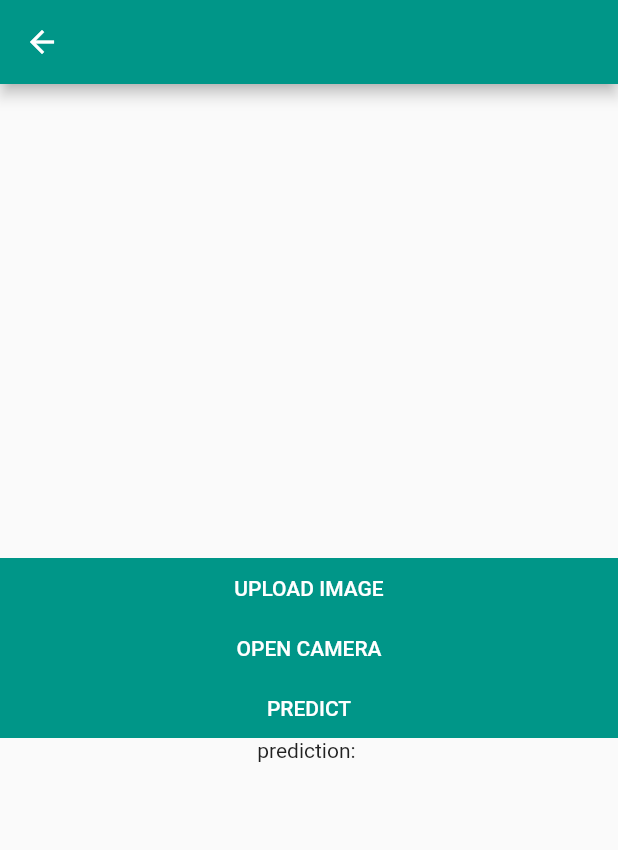
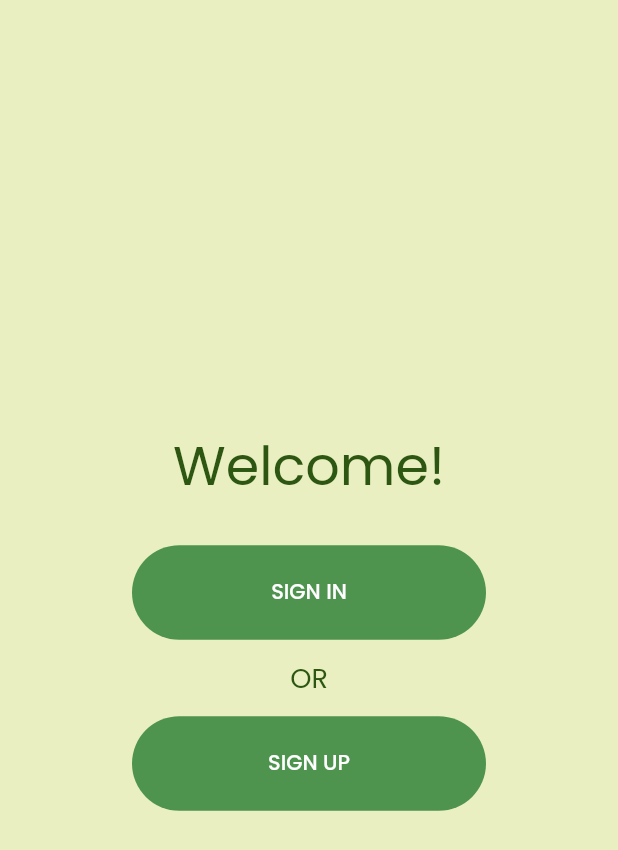
Before and after one commit to muhamedusama/plantdisease, a Flutter app: the WelcomeScreen screen opened directly, on a phone screen of 412 x 824 dp. Shown: the top 850 px of the screen. Run offline on Flutter 3.47's test engine with Material 2 defaults, Android fonts, the phone set to English and light mode, and no system bars; our stand-ins replace conditional_builder_null_safety, firebase_auth, firebase_core, firebase_storage, flutter_bloc, fluttertoast and 1 more; accounts and stored records are empty.

Commit message:
welcome screen and sign in and sign up design done

```diff
--- a/lib/main.dart
+++ b/lib/main.dart
@@ -1,6 +1,7 @@
 import 'package:firebase_core/firebase_core.dart';
 import 'package:flutter/material.dart';
 import 'package:gp/screens/login/login_screen.dart';
+import 'package:gp/screens/welcome_screen/welcome_screen.dart';
 
 void main()  async{
   WidgetsFlutterBinding.ensureInitialized();
@@ -26,7 +27,7 @@ Widget build(BuildContext context)
       ),
     initialRoute: 'login_screen' ,
     routes: {
-        'login_screen': (context)=> LoginScreen(),
+        'login_screen': (context)=> WelcomeScreen(),
     },
   );
 }
--- a/lib/screens/model/cubit/cubit.dart
+++ b/lib/screens/model/cubit/cubit.dart
@@ -64,7 +64,7 @@ class modelcubit extends Cubit<modelstates>
   uploadimage() async {
     //File? selectedimage;
     String message='';
-    final request = await http.MultipartRequest("Post",Uri.parse("https://69fe-156-213-130-200.eu.ngrok.io"));
+    final request = await http.MultipartRequest("Post",Uri.parse("http://e959-34-74-168-68.ngrok.io"));
     final headers = {"Content-type":"multipart/for-data"};
     request.files.add(
         http.MultipartFile('image',modelImage!.readAsBytes().asStream(),modelImage.lengthSync(),
--- /dev/null
+++ b/lib/screens/welcome_screen/welcome_screen.dart
@@ -0,0 +1,57 @@
+import 'package:flutter/material.dart';
+import 'package:gp/screens/login/login_screen.dart';
+import 'package:gp/screens/register/register_screen.dart';
+import 'package:gp/shared/components.dart';
+class WelcomeScreen extends StatelessWidget {
+  const WelcomeScreen({Key? key}) : super(key: key);
+
+  @override
+  Widget build(BuildContext context) {
+    return Scaffold(
+      backgroundColor: backgroundcolor,
+      body: Center(
+
+        child: Column(
+          mainAxisAlignment: MainAxisAlignment.center,
+          children: [
+            Text('Welcome!',
+
+              style: TextStyle(color: textcolor,
+              fontFamily: 'poppins',
+              //height: 48,
+
+              fontSize: 36,
+              ),
+            ),
+            SizedBox(
+              height: 26,
+            ),
+            defaultButton(
+              function: (){
+              navigateTo(context, LoginScreen());
+            }, text: 'Sign in',
+              height: 63,
+              width: 236,
+            ),
+            SizedBox(height: 12),
+            Text('OR',
+              style: TextStyle(
+                fontFamily: 'poppins',
+                fontSize: 18,
+                color: textcolor,
+              ),
+            ),
+            SizedBox(height: 12,),
+            defaultButton(function: (){
+
+              navigateTo(context, RegisterScreen());
+              }, text: 'Sign up',
+            height: 63,
+              width: 236,
+            ),
+          ],
+        ),
+      ),
+    );
+  }
+}
--- a/lib/shared/components.dart
+++ b/lib/shared/components.dart
@@ -3,25 +3,38 @@ import 'package:flutter/material.dart';
 import 'package:fluttertoast/fluttertoast.dart';
 //import 'package:fluttertoast/fluttertoast.dart';
 String prediction = "";
-
+Color backgroundcolor=Color(0xffE9EFC0);
+Color textcolor=Color(0xff2C5611);
+Color iconscolor=Color(0xff83BD75);
 Widget defaultButton({
-  double width = double.infinity,
+  //double width = double.infinity,
   Color background = Colors.teal,
   required Function function,
   bool upper = true,
   required String text,
+  required double height,
+  required double width,
 }) => Container(
+  decoration: BoxDecoration(
+    color: Color(0xff4E944F),
+    borderRadius: BorderRadius.circular(45),
+  ),
   width: width,
-  height: 40.0,
-  color: background,
+  height: height,
+  //color: background,
   child: MaterialButton(
+
+    shape: RoundedRectangleBorder(
+    ),
     onPressed: (){
       function();
     },
     child: Text(
       upper ? text.toUpperCase() : text,
+
       style: TextStyle(
         color: Colors.white,
+        fontFamily: 'poppins'
       ),
     ),
   ),
@@ -41,23 +54,23 @@ Widget defaultTextForm({
   bool ispassword = false,
 }) => TextFormField(
   controller: controller,
-  cursorColor: Colors.black,
+  cursorColor: iconscolor,
   keyboardType: type,
   obscureText: ispassword,
   onFieldSubmitted: onSubmit != null? onSubmit() : null,
   onChanged: onChange != null? onChange() : null,
   validator: validate,
   decoration: InputDecoration(
-    prefixIconColor: Colors.teal,
+    prefixIconColor: textcolor,
     suffixIconColor: Colors.blueGrey,
     prefixIcon: Icon(
       prefix,
     ),
     enabledBorder: UnderlineInputBorder(
-      borderSide: BorderSide(color: Colors.black),
+      borderSide: BorderSide(color: textcolor),
     ),
     focusedBorder: UnderlineInputBorder(
-      borderSide: BorderSide(color: Colors.black),
+      borderSide: BorderSide(color: textcolor),
     ),
     suffixIcon: suffix !=null ?
     IconButton(
@@ -87,8 +100,12 @@ Widget defaultTextButton({
       onPressed: (){
         function();
       },
-      child: Text(text.toUpperCase()),
-      style:TextButton.styleFrom(foregroundColor: Colors.teal),
+      child: Text(text,
+      style: TextStyle(
+        fontFamily: 'poppins'
+      ),
+      ),
+      style:TextButton.styleFrom(foregroundColor: textcolor),
     );
 
 void navigateTo(context,widget) => Navigator.push(
```
Also changed, not shown: lib/screens/login/login_screen.dart (+16 -21 lines), lib/screens/model/home_screen.dart (renamed from lib/screens/model/welcome_screen.dart, +13 -4 lines), lib/screens/register/register_screen.dart (+12 -25 lines), pubspec.yaml (+7 -4 lines).
